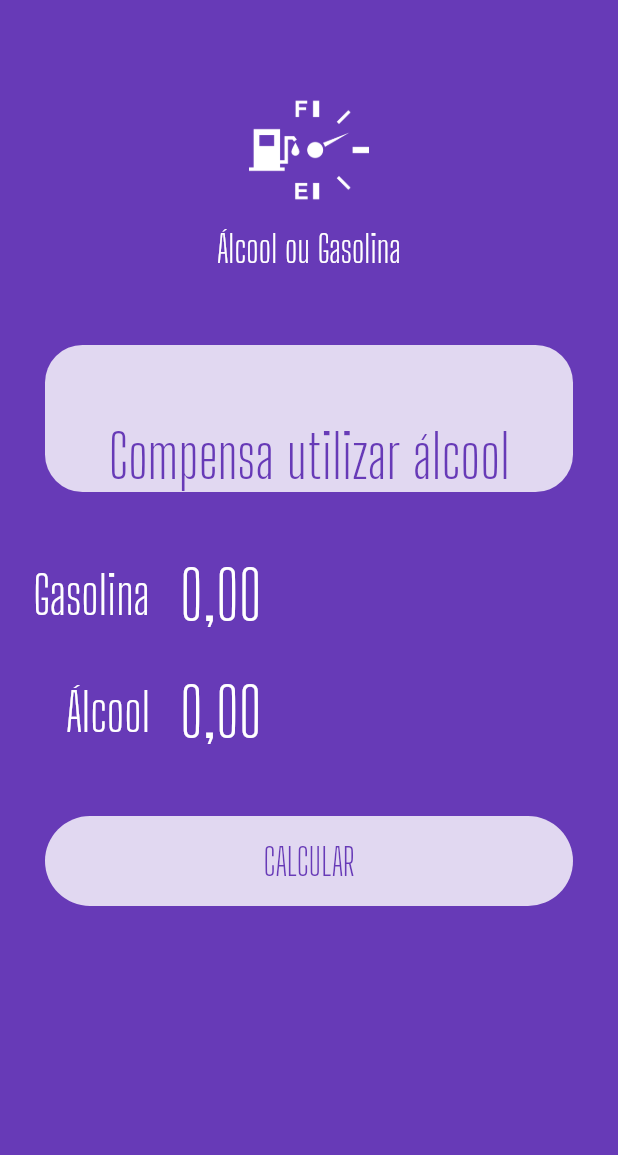
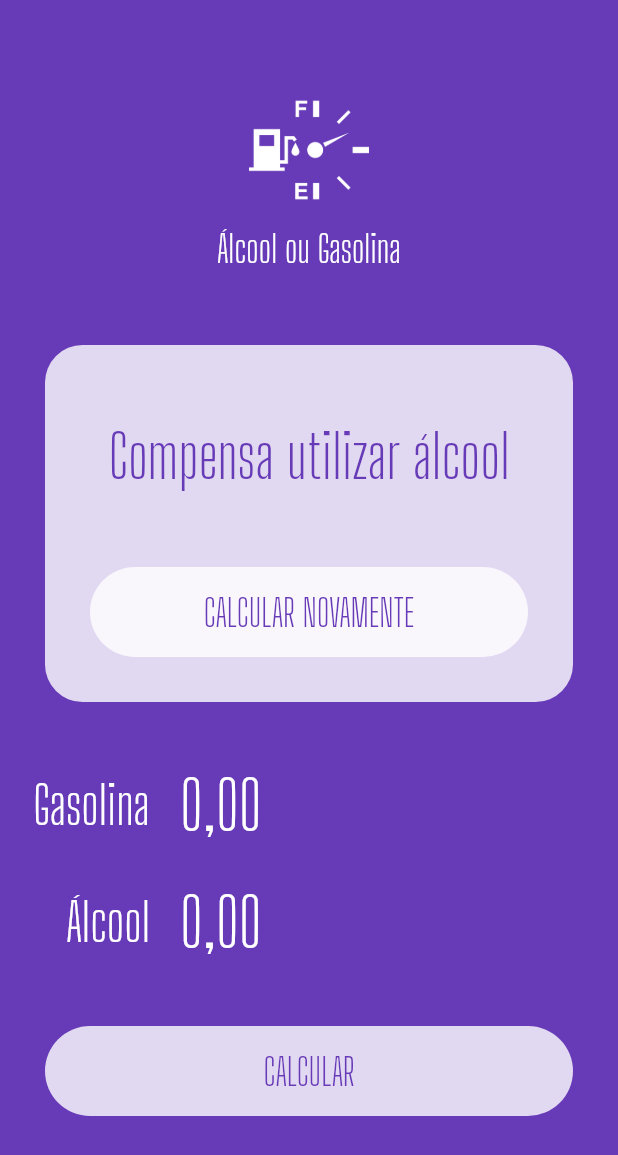
Before and after one commit to jamesSena/aorg, a Flutter app: the screen it shows after launch, on a phone screen of 412 x 824 dp. Shown: the top 1155 px of the screen. Run offline on Flutter 3.47's test engine with Material 2 defaults, Android fonts, the phone set to English and light mode, and no system bars; our stand-ins replace flutter_masked_text.

Commit message:
Criando um botão para calcular novamente

```diff
--- a/lib/main.dart
+++ b/lib/main.dart
@@ -47,9 +47,35 @@ class HomePage extends StatelessWidget {
                     fontSize: 40,
                     fontFamily: "Big Shoulders Display",
                   ),
+                ),
+                SizedBox(height: 20,),
+                 Container(
+                  margin: EdgeInsets.all(30),
+                  height: 60,
+                  width: double.infinity,
+                  decoration: BoxDecoration(
+                    color: Colors.white.withOpacity(0.8),
+                    borderRadius: BorderRadius.circular(60),
 
+                  ),
+                  child: FlatButton(
+                    child: Text(
+                      "CALCULAR NOVAMENTE",
+                      style: TextStyle(
+                        color: Theme.of(context).primaryColor,
+                        fontSize: 25,
+                        fontFamily: "Big Shoulders Display",
+                        ),
+
+
+                      ),
+
+                    onPressed: (){},
+                  ),
                 ),
               ],
+
+
             ),
           ),
           Input(
```
